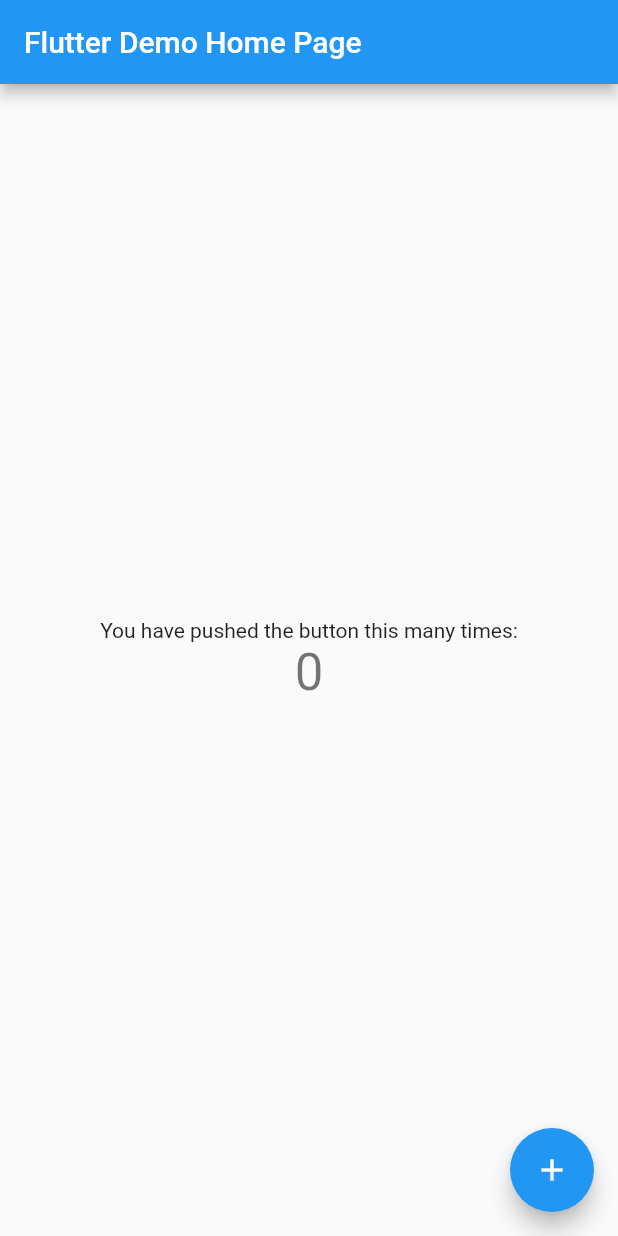
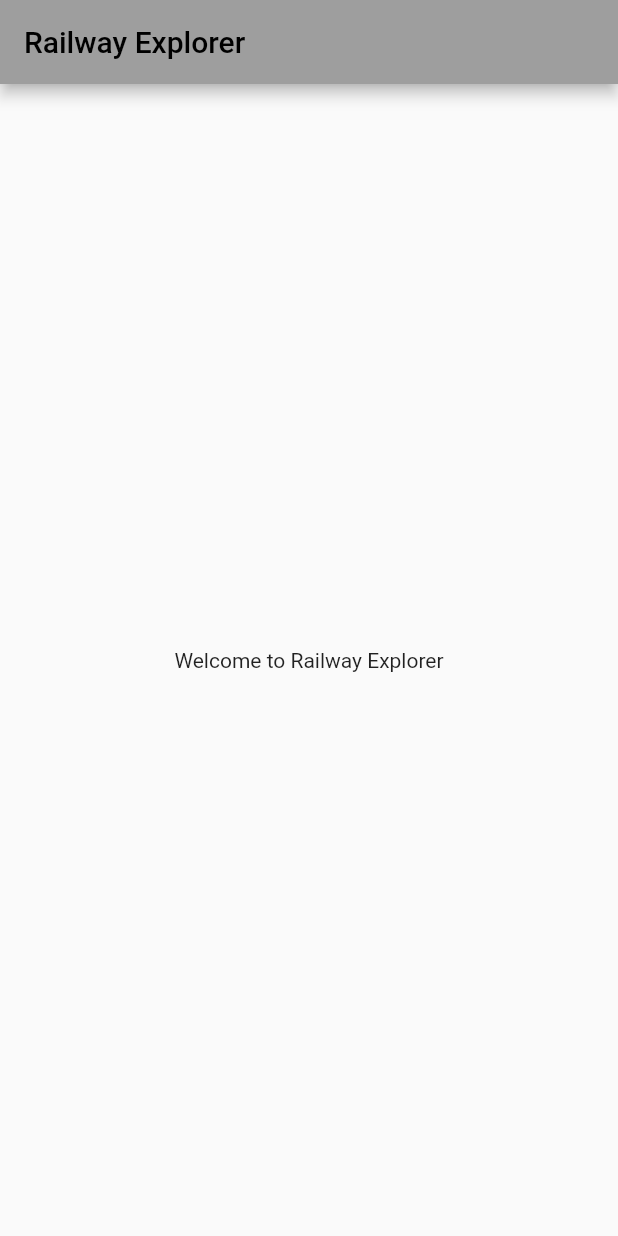
Before and after one commit to tommasopeduzzi/railway_explorer, a Flutter app: the screen it shows after launch, on a phone screen of 412 x 824 dp. Run offline on Flutter 3.47's test engine with Material 2 defaults, Android fonts, the phone set to English and light mode, and no system bars.

Commit message:
Removed Boilerplate

```diff
--- a/lib/main.dart
+++ b/lib/main.dart
@@ -11,105 +11,39 @@ class MyApp extends StatelessWidget {
   @override
   Widget build(BuildContext context) {
     return MaterialApp(
-      title: 'Flutter Demo',
+      title: 'Railway Explorer',
       theme: ThemeData(
-        // This is the theme of your application.
-        //
-        // Try running your application with "flutter run". You'll see the
-        // application has a blue toolbar. Then, without quitting the app, try
-        // changing the primarySwatch below to Colors.green and then invoke
-        // "hot reload" (press "r" in the console where you ran "flutter run",
-        // or simply save your changes to "hot reload" in a Flutter IDE).
-        // Notice that the counter didn't reset back to zero; the application
-        // is not restarted.
-        primarySwatch: Colors.blue,
+        primarySwatch: Colors.grey,
       ),
-      home: const MyHomePage(title: 'Flutter Demo Home Page'),
+      home: const HomePage(title: 'Railway Explorer'),
     );
   }
 }
 
-class MyHomePage extends StatefulWidget {
-  const MyHomePage({Key? key, required this.title}) : super(key: key);
-
-  // This widget is the home page of your application. It is stateful, meaning
-  // that it has a State object (defined below) that contains fields that affect
-  // how it looks.
-
-  // This class is the configuration for the state. It holds the values (in this
-  // case the title) provided by the parent (in this case the App widget) and
-  // used by the build method of the State. Fields in a Widget subclass are
-  // always marked "final".
-
+class HomePage extends StatefulWidget {
+  const HomePage({Key? key, required this.title}) : super(key: key);
   final String title;
-
   @override
-  State<MyHomePage> createState() => _MyHomePageState();
+  State<HomePage> createState() => _HomePageState();
 }
 
-class _MyHomePageState extends State<MyHomePage> {
-  int _counter = 0;
-
-  void _incrementCounter() {
-    setState(() {
-      // This call to setState tells the Flutter framework that something has
-      // changed in this State, which causes it to rerun the build method below
-      // so that the display can reflect the updated values. If we changed
-      // _counter without calling setState(), then the build method would not be
-      // called again, and so nothing would appear to happen.
-      _counter++;
-    });
-  }
-
+class _HomePageState extends State<HomePage> {
   @override
   Widget build(BuildContext context) {
-    // This method is rerun every time setState is called, for instance as done
-    // by the _incrementCounter method above.
-    //
-    // The Flutter framework has been optimized to make rerunning build methods
-    // fast, so that you can just rebuild anything that needs updating rather
-    // than having to individually change instances of widgets.
     return Scaffold(
       appBar: AppBar(
-        // Here we take the value from the MyHomePage object that was created by
-        // the App.build method, and use it to set our appbar title.
         title: Text(widget.title),
       ),
       body: Center(
-        // Center is a layout widget. It takes a single child and positions it
-        // in the middle of the parent.
         child: Column(
-          // Column is also a layout widget. It takes a list of children and
-          // arranges them vertically. By default, it sizes itself to fit its
-          // children horizontally, and tries to be as tall as its parent.
-          //
-          // Invoke "debug painting" (press "p" in the console, choose the
-          // "Toggle Debug Paint" action from the Flutter Inspector in Android
-          // Studio, or the "Toggle Debug Paint" command in Visual Studio Code)
-          // to see the wireframe for each widget.
-          //
-          // Column has various properties to control how it sizes itself and
-          // how it positions its children. Here we use mainAxisAlignment to
-          // center the children vertically; the main axis here is the vertical
-          // axis because Columns are vertical (the cross axis would be
-          // horizontal).
           mainAxisAlignment: MainAxisAlignment.center,
           children: <Widget>[
-            const Text(
-              'You have pushed the button this many times:',
-            ),
             Text(
-              '$_counter',
-              style: Theme.of(context).textTheme.headline4,
+              'Welcome to Railway Explorer',
             ),
           ],
         ),
       ),
-      floatingActionButton: FloatingActionButton(
-        onPressed: _incrementCounter,
-        tooltip: 'Increment',
-        child: const Icon(Icons.add),
-      ), // This trailing comma makes auto-formatting nicer for build methods.
     );
   }
 }
```
Also changed, not shown: 1 other file.
